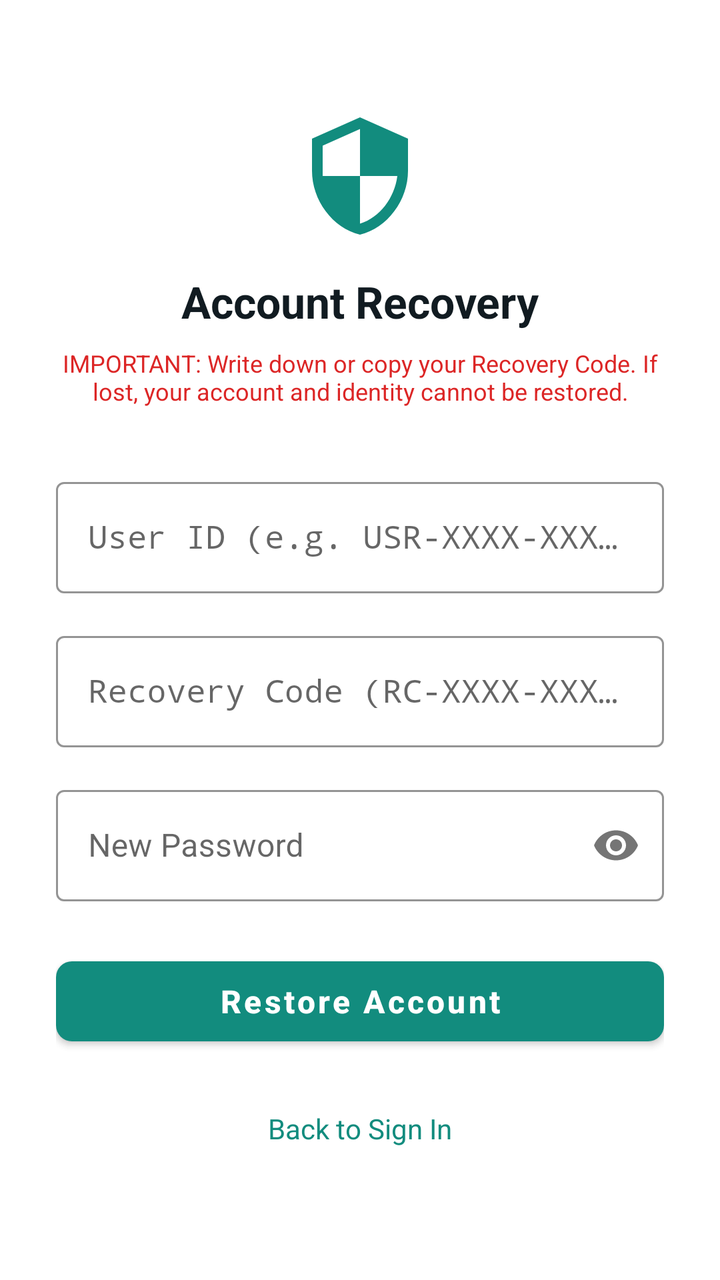
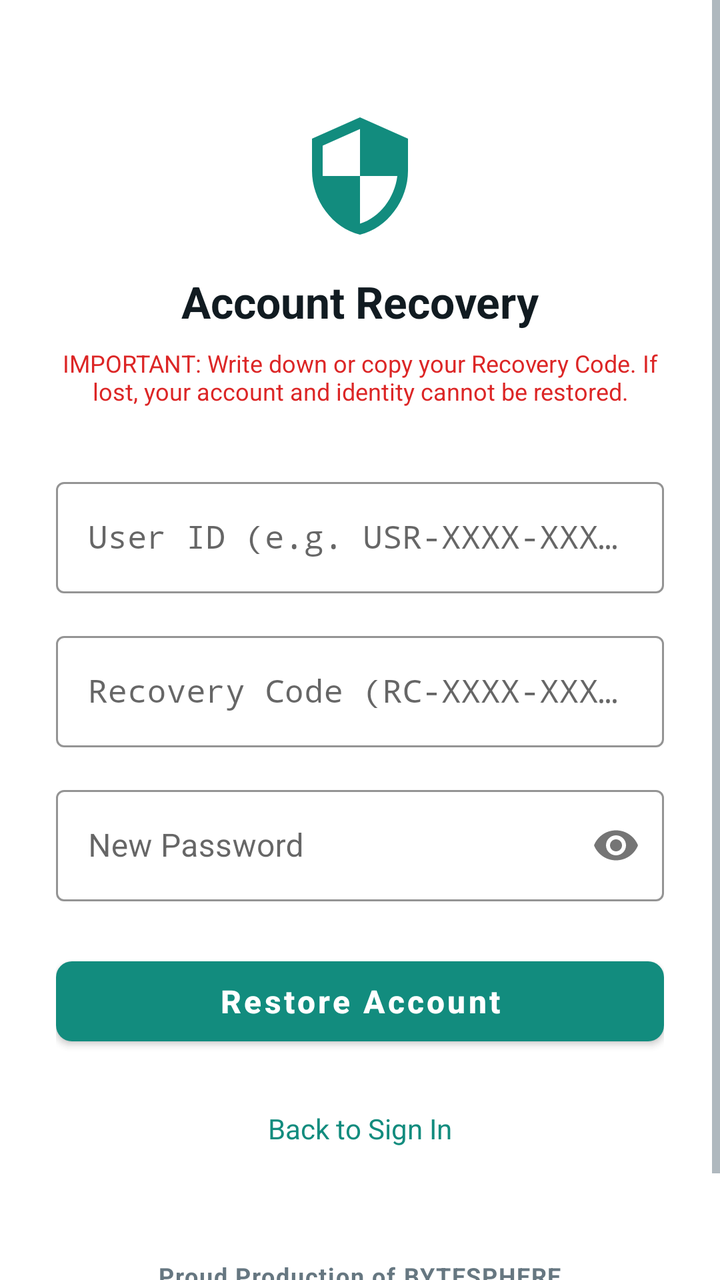

Screens rendered from an Android XML layout before and after an edit, with the pre-edit source and the edit as a unified diff.
<!-- AndroidManifest.xml: application theme Theme.AnonChat -->
<!-- res/layout/activity_recovery.xml -->
<?xml version="1.0" encoding="utf-8"?>
<ScrollView xmlns:android="http://schemas.android.com/apk/res/android"
    xmlns:app="http://schemas.android.com/apk/res-auto"
    android:layout_width="match_parent"
    android:layout_height="match_parent"
    android:fillViewport="true"
    android:background="@color/background_white">

    <LinearLayout
        android:layout_width="match_parent"
        android:layout_height="wrap_content"
        android:orientation="vertical"
        android:padding="28dp"
        android:gravity="center_horizontal">

        <ImageView
            android:layout_width="64dp"
            android:layout_height="64dp"
            android:layout_marginTop="28dp"
            android:src="@drawable/ic_shield"
            android:contentDescription="@string/recovery_title" />

        <TextView
            android:layout_width="wrap_content"
            android:layout_height="wrap_content"
            android:layout_marginTop="16dp"
            android:text="@string/recovery_title"
            android:textSize="22sp"
            android:textStyle="bold"
            android:textColor="@color/text_primary" />

        <TextView
            android:layout_width="wrap_content"
            android:layout_height="wrap_content"
            android:layout_marginTop="8dp"
            android:text="@string/recovery_warning"
            android:gravity="center"
            android:textSize="12sp"
            android:textColor="@color/danger" />

        
        <com.google.android.material.textfield.TextInputLayout
            android:id="@+id/til_user_id"
            android:layout_width="match_parent"
            android:layout_height="wrap_content"
            android:layout_marginTop="32dp"
            android:hint="@string/user_id_hint"
            app:boxStrokeColor="@color/primary"
            style="@style/Widget.MaterialComponents.TextInputLayout.OutlinedBox">

            <com.google.android.material.textfield.TextInputEditText
                android:id="@+id/et_user_id"
                android:layout_width="match_parent"
                android:layout_height="wrap_content"
                android:inputType="textCapCharacters"
                android:fontFamily="monospace"
                android:singleLine="true" />
        </com.google.android.material.textfield.TextInputLayout>

        
        <com.google.android.material.textfield.TextInputLayout
            android:id="@+id/til_recovery_code"
            android:layout_width="match_parent"
            android:layout_height="wrap_content"
            android:layout_marginTop="16dp"
            android:hint="@string/recovery_code_hint"
            app:boxStrokeColor="@color/primary"
            style="@style/Widget.MaterialComponents.TextInputLayout.OutlinedBox">

            <com.google.android.material.textfield.TextInputEditText
                android:id="@+id/et_recovery_code"
                android:layout_width="match_parent"
                android:layout_height="wrap_content"
                android:inputType="textCapCharacters"
                android:fontFamily="monospace"
                android:singleLine="true" />
        </com.google.android.material.textfield.TextInputLayout>

        
        <com.google.android.material.textfield.TextInputLayout
            android:id="@+id/til_new_password"
            android:layout_width="match_parent"
            android:layout_height="wrap_content"
            android:layout_marginTop="16dp"
            android:hint="@string/new_password_hint"
            app:passwordToggleEnabled="true"
            app:boxStrokeColor="@color/primary"
            style="@style/Widget.MaterialComponents.TextInputLayout.OutlinedBox">

            <com.google.android.material.textfield.TextInputEditText
                android:id="@+id/et_new_password"
                android:layout_width="match_parent"
                android:layout_height="wrap_content"
                android:inputType="textPassword"
                android:singleLine="true" />
        </com.google.android.material.textfield.TextInputLayout>

        <ProgressBar
            android:id="@+id/progress_bar"
            android:layout_width="wrap_content"
            android:layout_height="wrap_content"
            android:layout_marginTop="20dp"
            android:visibility="gone" />

        
        <com.google.android.material.button.MaterialButton
            android:id="@+id/btn_recover"
            android:layout_width="match_parent"
            android:layout_height="52dp"
            android:layout_marginTop="24dp"
            android:text="@string/recovery_action"
            android:textAllCaps="false"
            android:textSize="16sp"
            android:textStyle="bold"
            app:backgroundTint="@color/primary"
            app:cornerRadius="8dp" />

        
        <TextView
            android:id="@+id/tv_back_to_login"
            android:layout_width="wrap_content"
            android:layout_height="wrap_content"
            android:layout_marginTop="20dp"
            android:padding="8dp"
            android:text="Back to Sign In"
            android:textSize="14sp"
            android:textColor="@color/primary" />

    </LinearLayout>
</ScrollView>
<!-- resources referenced by this layout -->
<resources>
  <color name="background_white">#FFFFFF</color>
  <color name="danger">#DC2626</color>
  <color name="primary">#128C7E</color>
  <color name="text_primary">#111B21</color>
  <!-- drawable ic_shield (drawable) -->
  <vector xmlns:android="http://schemas.android.com/apk/res/android"
      android:width="24dp"
      android:height="24dp"
      android:viewportWidth="24"
      android:viewportHeight="24">
    <path
        android:fillColor="@color/primary"
        android:pathData="M12,1L3,5v6c0,5.55 3.84,10.74 9,12c5.16,-1.26 9,-6.45 9,-12V5L12,1zM12,11.99h7c-0.53,4.12 -3.28,7.79 -7,8.94V12H5V6.3l7,-3.11v8.8z"/>
  </vector>
  <string name="new_password_hint">New Password</string>
  <string name="recovery_action">Restore Account</string>
  <string name="recovery_code_hint">Recovery Code (RC-XXXX-XXXX-XXXX)</string>
  <string name="recovery_title">Account Recovery</string>
  <string name="recovery_warning">IMPORTANT: Write down or copy your Recovery Code. If lost, your account and identity cannot be restored.</string>
  <string name="user_id_hint">User ID (e.g. USR-XXXX-XXXX)</string>
  <style name="Theme.AnonChat" parent="Theme.MaterialComponents.Light.NoActionBar">
          
          <item name="colorPrimary">@color/primary</item>
          <item name="colorPrimaryDark">@color/primary_dark</item>
          <item name="colorAccent">@color/accent</item>
  
          
          <item name="android:statusBarColor">@color/primary_dark</item>
          <item name="android:navigationBarColor">@color/background_white</item>
          <item name="android:windowLightNavigationBar">true</item>
  
          
          <item name="android:windowBackground">@color/background_white</item>
          <item name="android:textColorPrimary">@color/text_primary</item>
          <item name="android:textColorSecondary">@color/text_secondary</item>
      </style>
  <color name="primary_dark">#075E54</color>
  <color name="accent">#25D366</color>
  <color name="text_secondary">#667781</color>
</resources>

<!-- the commit's change to res/layout/activity_recovery.xml (unified diff, before → after) -->
@@ -126,5 +126,19 @@
             android:textSize="14sp"
             android:textColor="@color/primary" />
 
+        
+        <TextView
+            android:id="@+id/tv_footer_branding"
+            android:layout_width="wrap_content"
+            android:layout_height="wrap_content"
+            android:layout_marginTop="40dp"
+            android:layout_marginBottom="16dp"
+            android:padding="8dp"
+            android:text="@string/proud_production"
+            android:textSize="12sp"
+            android:textStyle="bold"
+            android:letterSpacing="0.05"
+            android:textColor="@color/text_secondary" />
+
     </LinearLayout>
 </ScrollView>
<!-- resource entries referenced after the edit -->
@@ -15,6 +15,7 @@
         android:pathData="M12,1L3,5v6c0,5.55 3.84,10.74 9,12c5.16,-1.26 9,-6.45 9,-12V5L12,1zM12,11.99h7c-0.53,4.12 -3.28,7.79 -7,8.94V12H5V6.3l7,-3.11v8.8z"/>
   </vector>
   <string name="new_password_hint">New Password</string>
+  <string name="proud_production">Proud Production of BYTESPHERE</string>
   <string name="recovery_action">Restore Account</string>
   <string name="recovery_code_hint">Recovery Code (RC-XXXX-XXXX-XXXX)</string>
   <string name="recovery_title">Account Recovery</string>
